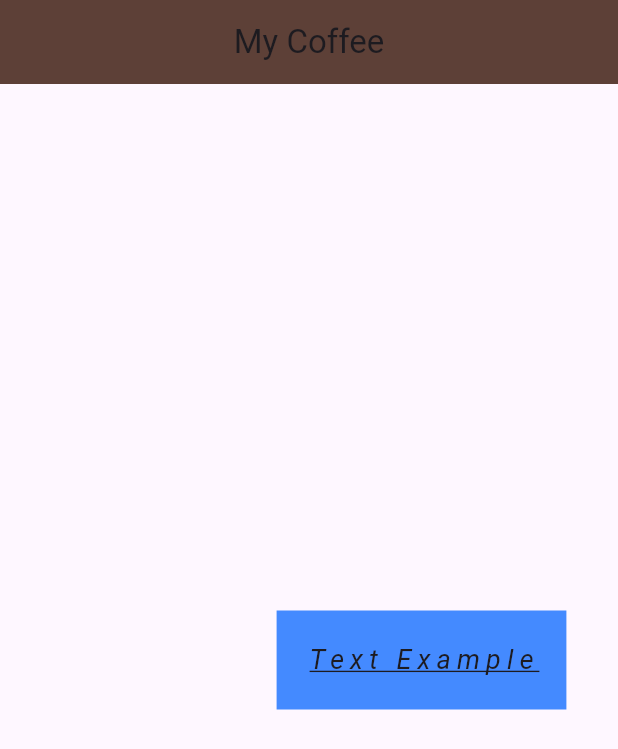
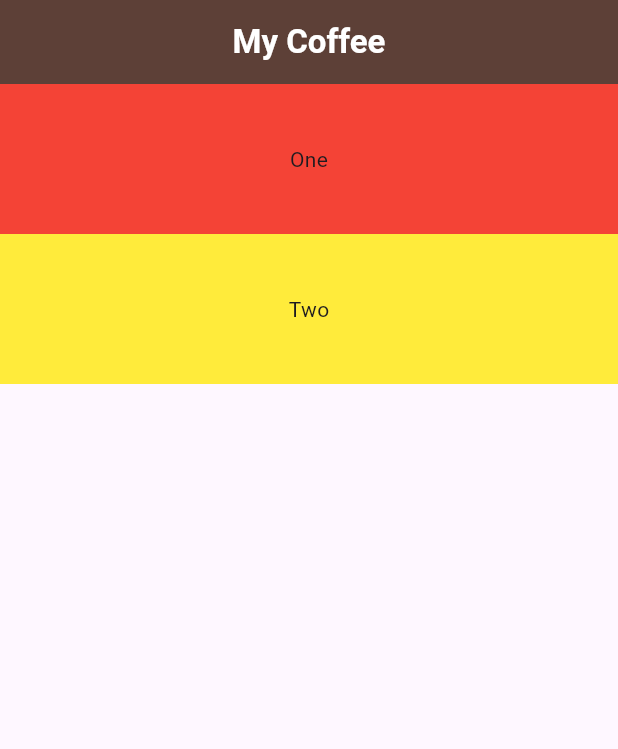
Before and after one commit to VanKhanhVuong/FlutterLearning, a Flutter app: the screen it shows after launch, on a phone screen of 412 x 824 dp. Shown: the top 749 px of the screen. Run offline on Flutter 3.47's test engine with Material 3 defaults, Android fonts, the phone set to English and light mode, and no system bars.

Commit message:
commit lesson flutter basic 02
- Use Columns (CrossAxisAlignment, MainAxisAlignment)

```diff
--- a/flutter_project/coffee_card/lib/home.dart
+++ b/flutter_project/coffee_card/lib/home.dart
@@ -7,27 +7,30 @@ class Home extends StatelessWidget {
   Widget build(BuildContext context) {
     return Scaffold(
       appBar: AppBar(
-        title: const Text("My Coffee"),
+        title: const Text(
+          "My Coffee",
+          style: TextStyle(
+            color: Colors.white,
+            fontWeight: FontWeight.bold,
+          ),
+        ),
         backgroundColor: Colors.brown[700],
         centerTitle: true,
       ),
-      body: Center(
-        child: Container(
-          color: Colors.blueAccent,
-          // width: 100,
-          // height: 100,
-          padding: const EdgeInsets.all(20),
-          margin: const EdgeInsets.only(left: 150),
-          child: Text(
-            "Text Example",
-            style: TextStyle(
-              fontSize: 18,
-              letterSpacing: 4,
-              decoration: TextDecoration.underline,
-              fontStyle: FontStyle.italic,
-            ),
+      body: Column(
+        crossAxisAlignment: CrossAxisAlignment.stretch,
+        children: [
+          Container(
+            height: 100,
+            color: Colors.red,
+            child: Center(child: const Text("One")),
           ),
-        ),
+          Container(
+            height: 100,
+            color: Colors.yellow,
+            child: Center(child: const Text("Two")),
+          ),
+        ],
       ),
     );
   }
```
Also changed, not shown: flutter_project/coffee_card/lib/main.dart (+15 -0 lines).
